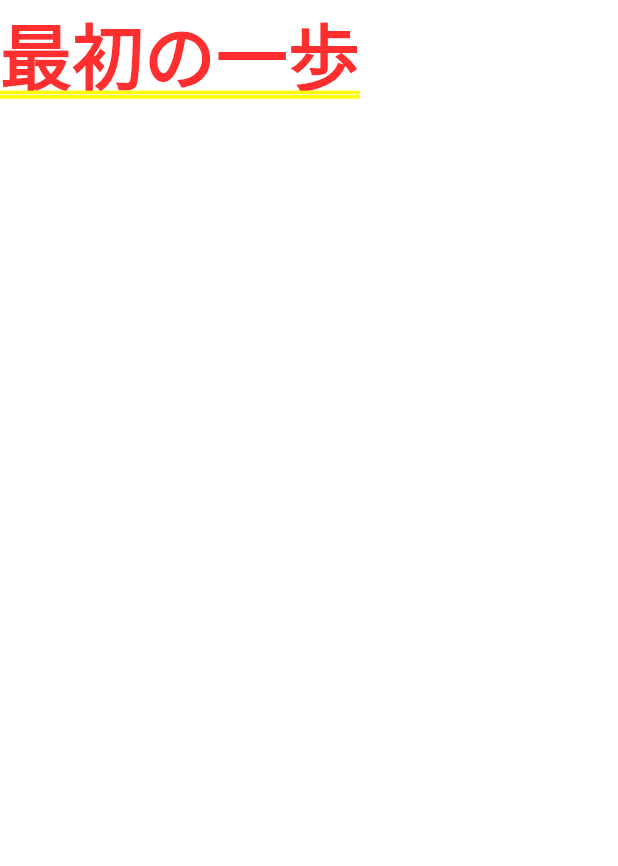
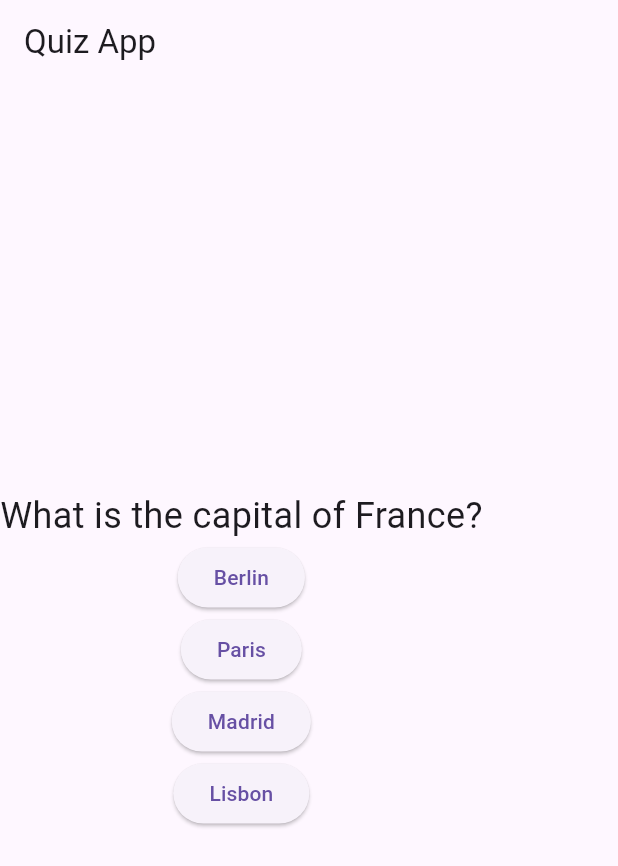
Before and after one commit to hirossk/FlutterStudy, a Flutter app: the screen it shows after launch, on a phone screen of 412 x 824 dp. Shown: the top 866 px of the screen. Run offline on Flutter 3.47's test engine with Material 3 defaults, Android fonts, the phone set to English and light mode, and no system bars; our stand-ins replace flutter_hooks, hooks_riverpod.

Commit message:
一時的ブランチ

```diff
--- a/lib/main.dart
+++ b/lib/main.dart
@@ -1,19 +1,20 @@
 import 'package:flutter/material.dart'; // Flutterの基本的なUIウィジェットをインポート
 // import 'package:hooks_riverpod/hooks_riverpod.dart'; // 状態管理ライブラリRiverpodをインポート
 // import 'stateful/stateful01.dart'; // 別ファイルの画面 (gamen1.dart) をインポート
+import 'quiz/quiz.dart';
 
 void main() {
   // アプリのエントリーポイント
   runApp(
-    // 初期状態
-    const MaterialApp(
-      // debugShowCheckedModeBanner: false,
-      title: 'タイトル！！',
-      home: Text('最初の一歩'), // ホーム画面を表示
-    ),
+    // // 初期状態
+    // const MaterialApp(
+    //   // debugShowCheckedModeBanner: false,
+    //   title: 'タイトル！！',
+    //   home: Text('最初の一歩'), // ホーム画面を表示
+    // ),
     // ２歩目
     // 他のファイルのWidgetを使って表示
-    // const MyApp(),
+    const QuizApp(),
     // ３歩目
     // const ProviderScope(
     // ProviderScopeは、Riverpodの状態管理を使用するために必要
--- /dev/null
+++ b/lib/quiz/quiz.dart
@@ -0,0 +1,101 @@
+import 'package:flutter/material.dart';
+
+class QuizApp extends StatelessWidget {
+  @override
+  Widget build(BuildContext context) {
+    return MaterialApp(
+      home: QuizScreen(),
+    );
+  }
+}
+
+class QuizScreen extends StatefulWidget {
+  @override
+  _QuizScreenState createState() => _QuizScreenState();
+}
+
+class _QuizScreenState extends State<QuizScreen> {
+  int currentQuestionIndex = 0;
+  int score = 0;
+  final List<Map<String, Object>> questions = [
+    {
+      'questionText': 'What is the capital of France?',
+      'answers': [
+        {'text': 'Berlin', 'score': 0},
+        {'text': 'Paris', 'score': 1},
+        {'text': 'Madrid', 'score': 0},
+        {'text': 'Lisbon', 'score': 0},
+      ],
+    },
+    {
+      'questionText': 'What is 2 + 2?',
+      'answers': [
+        {'text': '3', 'score': 0},
+        {'text': '4', 'score': 1},
+        {'text': '5', 'score': 0},
+        {'text': '6', 'score': 0},
+      ],
+    },
+  ];
+
+  void answerQuestion(int score) {
+    setState(() {
+      this.score += score;
+      currentQuestionIndex++;
+    });
+  }
+
+  @override
+  Widget build(BuildContext context) {
+    return Scaffold(
+      appBar: AppBar(title: Text('Quiz App')),
+      body: currentQuestionIndex < questions.length
+          ? QuizQuestion(
+              question: questions[currentQuestionIndex],
+              answerQuestion: answerQuestion,
+            )
+          : Result(score: score),
+    );
+  }
+}
+
+class QuizQuestion extends StatelessWidget {
+  final Map<String, Object> question;
+  final Function answerQuestion;
+
+  QuizQuestion({required this.question, required this.answerQuestion});
+
+  @override
+  Widget build(BuildContext context) {
+    return Column(
+      mainAxisAlignment: MainAxisAlignment.center,
+      children: [
+        Text(question['questionText'] as String,
+            style: TextStyle(fontSize: 24)),
+        ...(question['answers'] as List<Map<String, Object>>).map((answer) {
+          return ElevatedButton(
+            onPressed: () => answerQuestion(answer['score']),
+            child: Text(answer['text'] as String),
+          );
+        }).toList(),
+      ],
+    );
+  }
+}
+
+class Result extends StatelessWidget {
+  final int score;
+
+  Result({required this.score});
+
+  @override
+  Widget build(BuildContext context) {
+    return Center(
+      child: Text(
+        'Quiz Complete!\nYour score: $score',
+        style: TextStyle(fontSize: 28),
+        textAlign: TextAlign.center,
+      ),
+    );
+  }
+}
```
